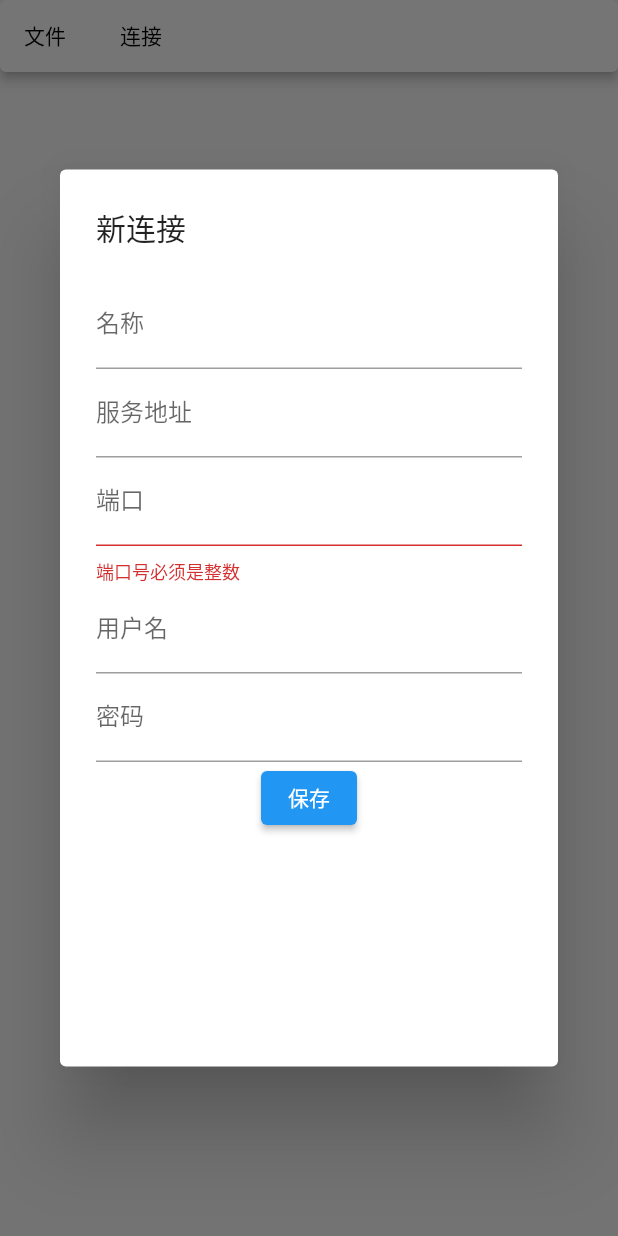
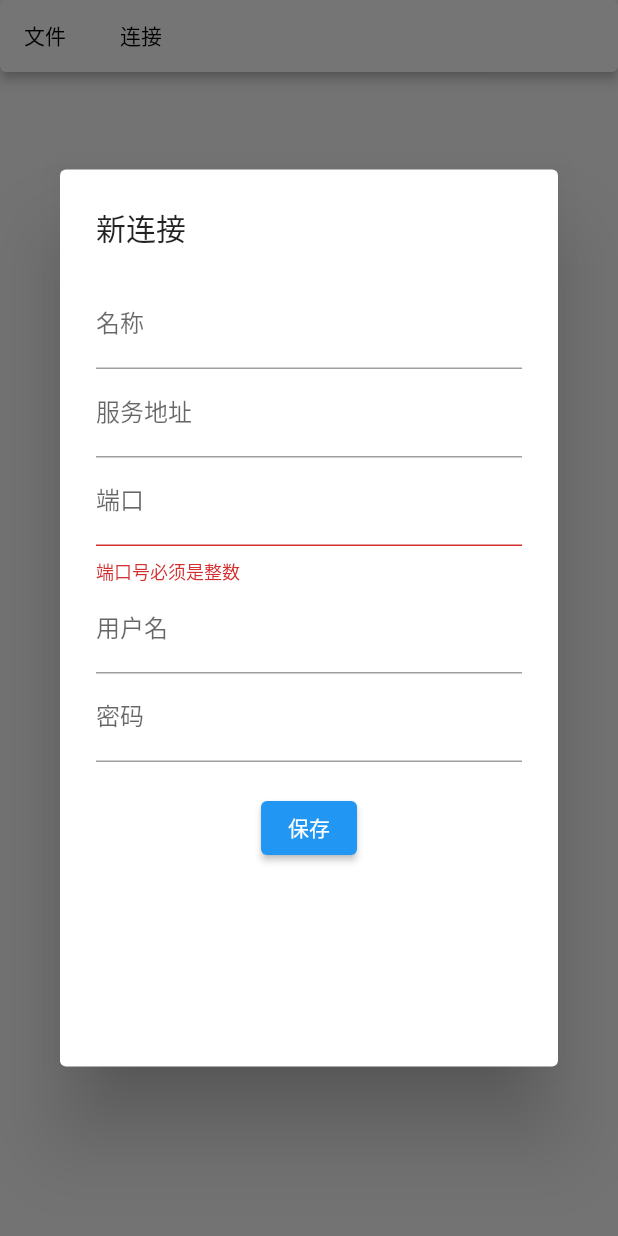
Before and after one commit to benxincaomu/redis-gui, a Flutter app: the screen it shows after launch, after a tap on "文件", after a tap on "新连接", on a phone screen of 412 x 824 dp. Run offline on Flutter 3.47's test engine with Material 2 defaults, Android fonts, the phone set to English and light mode, and no system bars; our stand-ins replace sqflite_common_ffi; missing offline and left inert: redis; accounts and stored records are empty.

Commit message:
保存按钮间隔

```diff
--- a/lib/gui/connection_info_pannel.dart
+++ b/lib/gui/connection_info_pannel.dart
@@ -79,12 +79,14 @@ class ConnectionInfoPannelState extends State<ConnectionInfoPannel> {
           controller: passwordController,
           obscureText: true,
         ),
-        ElevatedButton(
+        Container(margin: const EdgeInsets.only(top: 20),child:ElevatedButton(
             onPressed: () {
               save();
               Navigator.pop(context);
             },
-            child: const Text("保存"))
+            child: const Text("保存")),
+            )
+
       ]),
     );
   }
```
